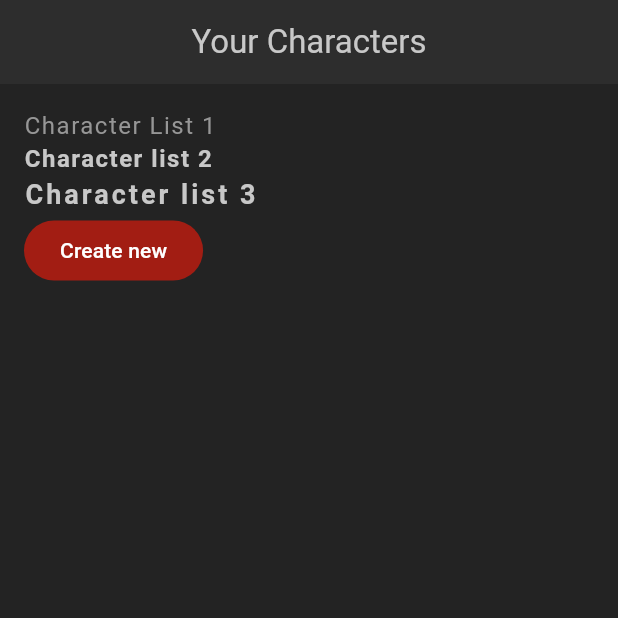
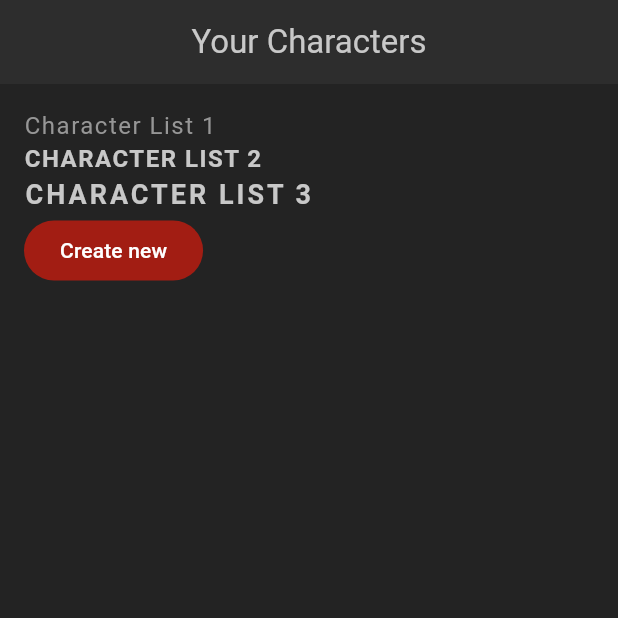
Before and after one commit to tertiussc/flutter_rpg_3, a Flutter app: the screen it shows after launch, on a phone screen of 412 x 824 dp, the top half of it. Run offline on Flutter 3.47's test engine with Material 3 defaults, Android fonts, the phone set to English and light mode, and no system bars.

Commit message:
Added reusable styled text widgets, all still working

```diff
--- a/flutter_rpg/lib/screens/home/home.dart
+++ b/flutter_rpg/lib/screens/home/home.dart
@@ -1,4 +1,5 @@
 import 'package:flutter/material.dart';
+import 'package:flutter_rpg/shared/styled_text.dart';
 import 'package:flutter_rpg/theme.dart';
 
 class Home extends StatefulWidget {
@@ -21,9 +22,9 @@ class _HomeState extends State<Home> {
         child: Column(
           crossAxisAlignment: CrossAxisAlignment.start,
           children: [
-            Text('Character List 1'),
-            Text('Character list 2', style: Theme.of(context).textTheme.headlineMedium),
-            Text('Character list 3', style: Theme.of(context).textTheme.titleMedium),
+            StyledText('Character List 1'),
+            StyledHeading('Character list 2'),
+            StyledTitle('Character list 3'),
             FilledButton(
               style: FilledButton.styleFrom(backgroundColor: AppColors.primaryColor),
               onPressed: () {},
--- a/flutter_rpg/lib/shared/styled_text.dart
+++ b/flutter_rpg/lib/shared/styled_text.dart
@@ -1,10 +1,28 @@
 import 'package:flutter/material.dart';
 
 class StyledText extends StatelessWidget {
-  const StyledText({super.key});
-
+  const StyledText(this.text, {super.key});
+  final String text;
   @override
   Widget build(BuildContext context) {
-    return const Placeholder();
+    return Text(text, style: Theme.of(context).textTheme.bodyMedium);
   }
 }
+
+class StyledHeading extends StatelessWidget {
+  const StyledHeading(this.text, {super.key});
+  final String text;
+  @override
+  Widget build(BuildContext context) {
+    return Text(text.toUpperCase(), style: Theme.of(context).textTheme.headlineMedium);
+  }
+}
+
+class StyledTitle extends StatelessWidget {
+  const StyledTitle(this.text, {super.key});
+  final String text;
+  @override
+  Widget build(BuildContext context) {
+    return Text(text.toUpperCase(), style: Theme.of(context).textTheme.titleMedium);
+  }
+}
```
